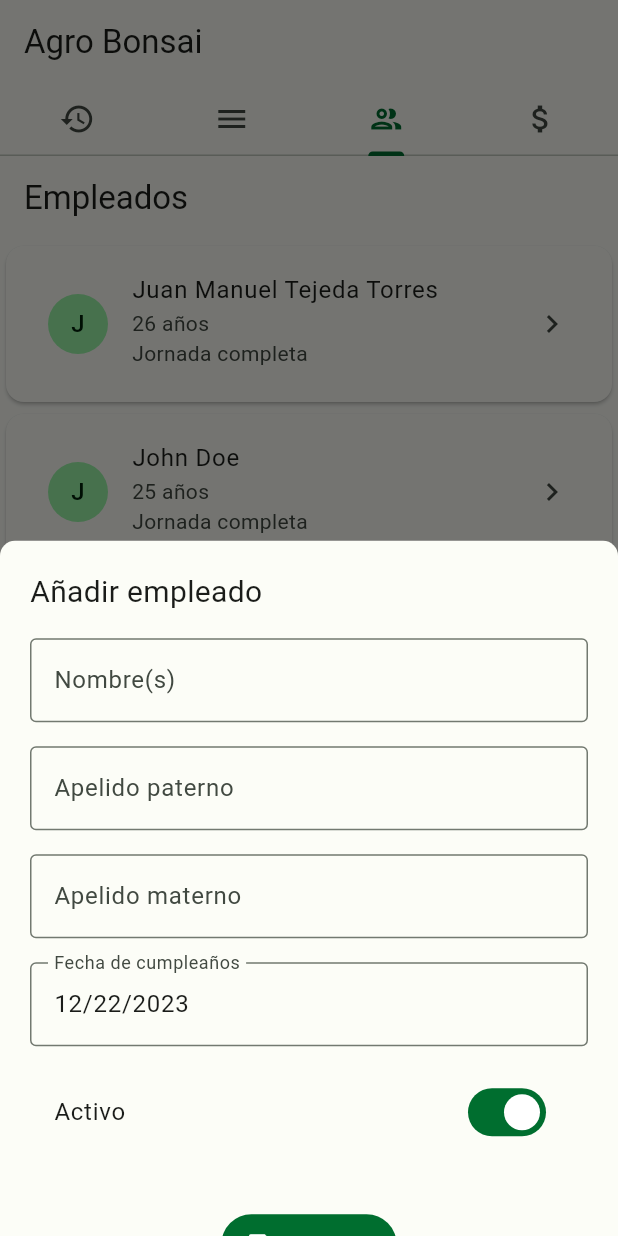
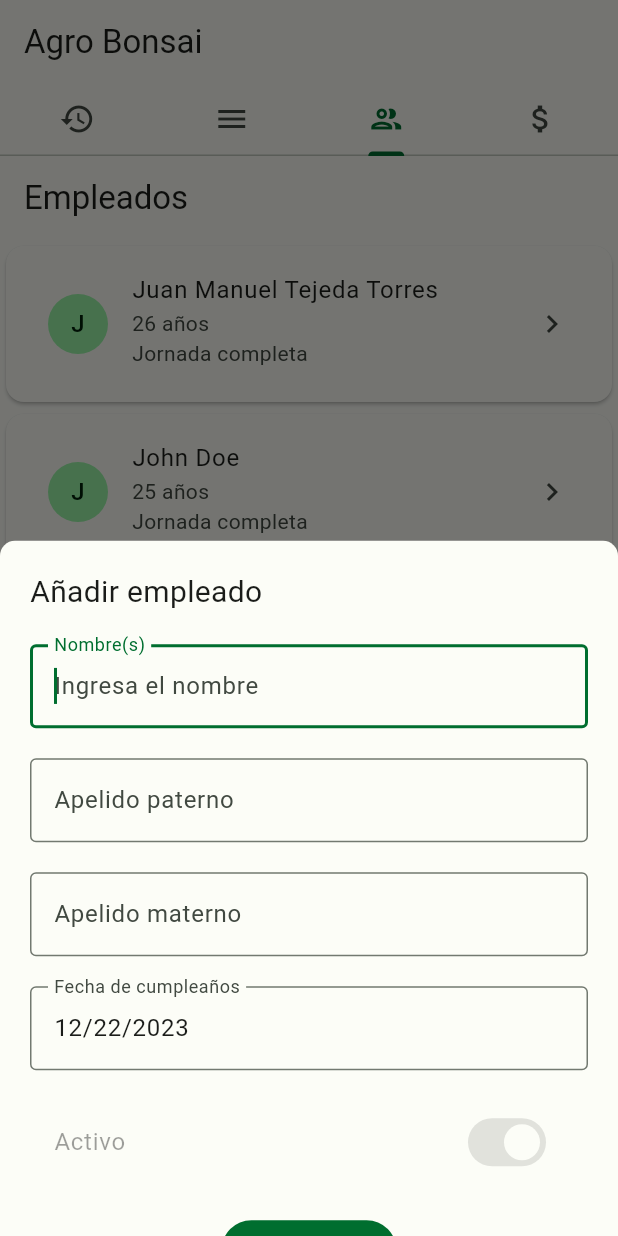
Before and after one commit to noobcooder007/agro-bonsai, a Flutter app: the screen it shows after launch, tab 3 chosen, after a tap on "Añadir empleado", on a phone screen of 412 x 824 dp. Run offline on Flutter 3.47's test engine with Material 3 defaults, Android fonts, the phone set to English and light mode, and no system bars.

Commit message:
add employee screen done

```diff
--- a/lib/domain/models/employee.dart
+++ b/lib/domain/models/employee.dart
@@ -9,7 +9,7 @@ Employee employeeFromJson(String str) => Employee.fromJson(json.decode(str));
 String employeeToJson(Employee data) => json.encode(data.toJson());
 
 class Employee {
-  int pkiId;
+  int? pkiId;
   String fcFirstName;
   String fcFirstLastName;
   String fcSecondLastName;
--- a/lib/presentation/employees/pages/employees_page.dart
+++ b/lib/presentation/employees/pages/employees_page.dart
@@ -1,3 +1,4 @@
+import 'package:agro_bonsai/domain/models/employee.dart';
 import 'package:flutter/material.dart';
 
 import 'package:provider/provider.dart';
@@ -18,7 +19,7 @@ class EmployeesPage extends StatefulWidget {
 class _EmployeesPageState extends State<EmployeesPage> {
   @override
   Widget build(BuildContext context) {
-    final employees = context.watch<EmployeeProvider>().employees;
+    final employeesProvider = context.watch<EmployeeProvider>();
     return Scaffold(
       appBar: AppBar(
         title: const Text('Empleados'),
@@ -26,7 +27,7 @@ class _EmployeesPageState extends State<EmployeesPage> {
       body: SingleChildScrollView(
         child: Column(
           children: [
-            ...employees.map((e) => CustomListTile(
+            ...employeesProvider.employees.map((e) => CustomListTile(
                     leading: Text(e.fcFirstName[0].toString()),
                     trailing: const Icon(Icons.keyboard_arrow_right_outlined),
                     title: Text(
@@ -47,8 +48,13 @@ class _EmployeesPageState extends State<EmployeesPage> {
                     borderRadius: BorderRadius.only(
                         topLeft: Radius.circular(10.0),
                         topRight: Radius.circular(10.0))),
+                isDismissible: false,
                 context: context,
-                builder: (_) => const CustomForm(child: AddEmployeeForm()));
+                builder: (_) => CustomForm(
+                        child: AddEmployeeForm(
+                      function: (Employee employee) =>
+                          employeesProvider.addEmployee(employee),
+                    )));
           }),
     );
   }
--- a/lib/presentation/employees/widgets/add_employee_form.dart
+++ b/lib/presentation/employees/widgets/add_employee_form.dart
@@ -1,61 +1,104 @@
 import 'package:flutter/material.dart';
 
+import 'package:agro_bonsai/domain/models/employee.dart';
+
 class AddEmployeeForm extends StatefulWidget {
-  const AddEmployeeForm({super.key});
+  final Function(Employee) function;
+
+  const AddEmployeeForm({super.key, required this.function});
 
   @override
   State<AddEmployeeForm> createState() => _AddEmployeeFormState();
 }
 
 class _AddEmployeeFormState extends State<AddEmployeeForm> {
+  final _formKey = GlobalKey<FormState>();
+  final firstNameTextController = TextEditingController();
+  final firstLastnameTextController = TextEditingController();
+  final secondLastnameTextController = TextEditingController();
+  late final DateTime birthday;
+
+  @override
+  void dispose() {
+    firstNameTextController.dispose();
+    firstLastnameTextController.dispose();
+    secondLastnameTextController.dispose();
+    super.dispose();
+  }
+
   @override
   Widget build(BuildContext context) {
     return Form(
-      autovalidateMode: AutovalidateMode.onUserInteraction,
+      key: _formKey,
+      child: Padding(
+        padding: const EdgeInsets.all(8.0),
         child: Column(
           crossAxisAlignment: CrossAxisAlignment.start,
           children: [
-          const Padding(
-            padding: EdgeInsets.all(8.0),
-            child: Text(
+            const Text(
               'Añadir empleado',
               style: TextStyle(fontSize: 20.0),
             ),
+            const SizedBox(
+              height: 20.0,
             ),
-          Padding(
-            padding: const EdgeInsets.all(8.0),
-            child: TextFormField(
+            TextFormField(
               textCapitalization: TextCapitalization.words,
+              controller: firstNameTextController,
               decoration: const InputDecoration(
                   border: OutlineInputBorder(),
                   label: Text('Nombre(s)'),
                   hintText: 'Ingresa el nombre'),
               autovalidateMode: AutovalidateMode.onUserInteraction,
+              autofocus: true,
+              validator: (value) {
+                if (value == null || value.isEmpty) {
+                  return 'Campo obligatorio';
+                }
+                return null;
+              },
+              textInputAction: TextInputAction.next,
             ),
+            const SizedBox(
+              height: 20.0,
             ),
-          Padding(
-            padding: const EdgeInsets.all(8.0),
-            child: TextFormField(
+            TextFormField(
               textCapitalization: TextCapitalization.words,
+              controller: firstLastnameTextController,
               decoration: const InputDecoration(
                   border: OutlineInputBorder(),
                   label: Text('Apelido paterno'),
                   hintText: 'Ingresa el apellido paterno'),
+              validator: (value) {
+                if (value == null || value.isEmpty) {
+                  return 'Campo obligatorio';
+                }
+                return null;
+              },
+              textInputAction: TextInputAction.next,
             ),
+            const SizedBox(
+              height: 20.0,
             ),
-          Padding(
-            padding: const EdgeInsets.all(8.0),
-            child: TextFormField(
+            TextFormField(
               textCapitalization: TextCapitalization.words,
+              controller: secondLastnameTextController,
               decoration: const InputDecoration(
                   border: OutlineInputBorder(),
                   label: Text('Apelido materno'),
                   hintText: 'Ingresa el apellido materno'),
+              validator: (value) {
+                if (value == null || value.isEmpty) {
+                  return 'Campo obligatorio';
+                }
+                return null;
+              },
+              textInputAction: TextInputAction.next,
             ),
+            const SizedBox(
+              height: 20.0,
             ),
-          Padding(
-            padding: const EdgeInsets.all(8.0),
-            child: InputDatePickerFormField(
+            InputDatePickerFormField(
               fieldLabelText: 'Fecha de cumpleaños',
               fieldHintText: 'Selecciona una fecha',
               errorInvalidText: 'Formato invalido',
@@ -65,31 +108,50 @@ class _AddEmployeeFormState extends State<AddEmployeeForm> {
               keyboardType: TextInputType.datetime,
               firstDate: DateTime(1900),
               lastDate: DateTime.now(),
+              onDateSaved: (value) {
+                birthday = value;
+              },
             ),
-          ),
-          Padding(
-              padding: const EdgeInsets.all(8.0),
-              child: SwitchListTile.adaptive(
-                  value: true,
-                  title: const Text('Activo'),
-                  onChanged: (value) {})),
             const SizedBox(
               height: 20.0,
             ),
-          Padding(
-            padding: const EdgeInsets.all(8.0),
-            child: Row(
+            const SwitchListTile.adaptive(
+                value: true, title: Text('Activo'), onChanged: null),
+            const SizedBox(
+              height: 20.0,
+            ),
+            Row(
               mainAxisAlignment: MainAxisAlignment.center,
               children: [
                 FilledButton.icon(
                   icon: const Icon(Icons.save_outlined),
                   label: const Text('Guardar'),
-                  onPressed: () {},
+                  onPressed: () {
+                    if (_formKey.currentState!.validate()) {
+                      _formKey.currentState!.save();
+                      final employee = Employee(
+                          pkiId: null,
+                          fcFirstName: firstNameTextController.text,
+                          fcFirstLastName: firstLastnameTextController.text,
+                          fcSecondLastName: secondLastnameTextController.text,
+                          fdBirthday: birthday,
+                          fdCreatedAt: DateTime.now(),
+                          fiIsActive: true);
+                      widget.function(employee);
+                      Navigator.of(context).pop();
+                      ScaffoldMessenger.of(context).showSnackBar(const SnackBar(
+                          content: Text('Empleado añadido con exito')));
+                      setState(() {});
+                    }
+                  },
                 ),
               ],
             ),
+            const SizedBox(
+              height: 40.0,
+            )
+          ],
         ),
-        ],
       ),
     );
   }
--- a/lib/shared/custom_form.dart
+++ b/lib/shared/custom_form.dart
@@ -16,7 +16,6 @@ class _CustomFormState extends State<CustomForm> {
       initialChildSize: 1.0,
       minChildSize: 0.8,
       maxChildSize: 1.0,
-      expand: true,
       builder: (context, scrollController) => SingleChildScrollView(
         controller: scrollController,
         child:
```
Also changed, not shown: lib/presentation/employees/pages/personal/personal_page.dart (deleted, +0 -42 lines). Lines whose indentation alone changed are shown as unchanged.
